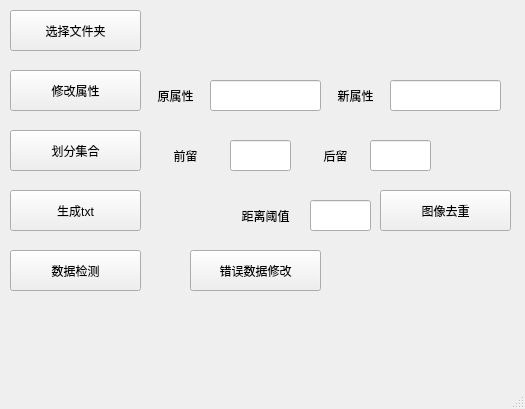
This is data_processing.ui in VerySeriousMan/data_processing as Qt 5 draws it before an edit. The edited form follows.
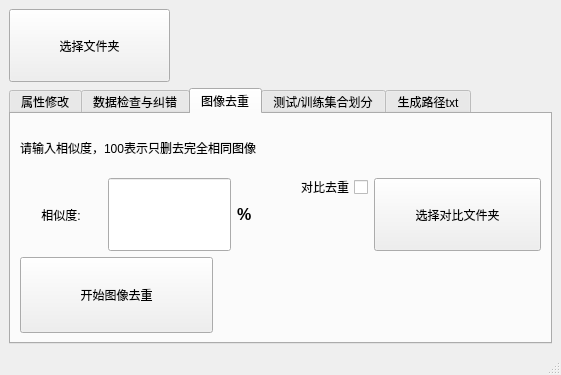
This is the edited form. The open tabs and pages were chosen to show the change.

```diff
--- a/data_processing.ui
+++ b/data_processing.ui
@@ -6,25 +6,24 @@
    <rect>
     <x>0</x>
     <y>0</y>
-    <width>525</width>
-    <height>409</height>
+    <width>561</width>
+    <height>375</height>
    </rect>
   </property>
   <property name="windowTitle">
    <string>MainWindow</string>
   </property>
+  <property name="layoutDirection">
+   <enum>Qt::LeftToRight</enum>
+  </property>
   <widget class="QWidget" name="centralwidget">
+   <layout class="QVBoxLayout" name="verticalLayout_8" stretch="2,7">
+    <item>
+     <layout class="QHBoxLayout" name="horizontalLayout" stretch="3,7">
+      <item>
    <widget class="QPushButton" name="open_dir_button">
-    <property name="geometry">
-     <rect>
-      <x>10</x>
-      <y>10</y>
-      <width>131</width>
-      <height>41</height>
-     </rect>
-    </property>
     <property name="sizePolicy">
-     <sizepolicy hsizetype="Fixed" vsizetype="Fixed">
+         <sizepolicy hsizetype="Expanding" vsizetype="Expanding">
       <horstretch>0</horstretch>
       <verstretch>0</verstretch>
      </sizepolicy>
@@ -33,36 +32,11 @@
      <string>选择文件夹</string>
     </property>
    </widget>
-   <widget class="QPushButton" name="classify_button">
-    <property name="geometry">
-     <rect>
-      <x>10</x>
-      <y>130</y>
-      <width>131</width>
-      <height>41</height>
-     </rect>
-    </property>
-    <property name="sizePolicy">
-     <sizepolicy hsizetype="Fixed" vsizetype="Fixed">
-      <horstretch>0</horstretch>
-      <verstretch>0</verstretch>
-     </sizepolicy>
-    </property>
-    <property name="text">
-     <string>划分集合</string>
-    </property>
-   </widget>
+      </item>
+      <item>
    <widget class="QLabel" name="file_path_lable">
-    <property name="geometry">
-     <rect>
-      <x>150</x>
-      <y>10</y>
-      <width>351</width>
-      <height>61</height>
-     </rect>
-    </property>
     <property name="sizePolicy">
-     <sizepolicy hsizetype="Fixed" vsizetype="Fixed">
+         <sizepolicy hsizetype="Expanding" vsizetype="Expanding">
       <horstretch>0</horstretch>
       <verstretch>0</verstretch>
      </sizepolicy>
@@ -74,310 +48,490 @@
      <bool>true</bool>
     </property>
    </widget>
-   <widget class="QLineEdit" name="front_line">
-    <property name="geometry">
-     <rect>
-      <x>230</x>
-      <y>140</y>
-      <width>61</width>
-      <height>31</height>
-     </rect>
-    </property>
-    <property name="sizePolicy">
-     <sizepolicy hsizetype="Fixed" vsizetype="Fixed">
-      <horstretch>0</horstretch>
-      <verstretch>0</verstretch>
-     </sizepolicy>
-    </property>
-   </widget>
-   <widget class="QLineEdit" name="back_line">
-    <property name="geometry">
-     <rect>
-      <x>370</x>
-      <y>140</y>
-      <width>61</width>
-      <height>31</height>
-     </rect>
-    </property>
-    <property name="sizePolicy">
-     <sizepolicy hsizetype="Fixed" vsizetype="Fixed">
-      <horstretch>0</horstretch>
-      <verstretch>0</verstretch>
-     </sizepolicy>
-    </property>
-   </widget>
+      </item>
+     </layout>
+    </item>
+    <item>
+     <widget class="QTabWidget" name="process_tabWidget">
+      <property name="tabletTracking">
+       <bool>false</bool>
+      </property>
+      <property name="focusPolicy">
+       <enum>Qt::TabFocus</enum>
+      </property>
+      <property name="layoutDirection">
+       <enum>Qt::LeftToRight</enum>
+      </property>
+      <property name="tabPosition">
+       <enum>QTabWidget::North</enum>
+      </property>
+      <property name="tabShape">
+       <enum>QTabWidget::Rounded</enum>
+      </property>
+      <property name="currentIndex">
+       <number>0</number>
+      </property>
+      <property name="usesScrollButtons">
+       <bool>true</bool>
+      </property>
+      <property name="documentMode">
+       <bool>false</bool>
+      </property>
+      <property name="movable">
+       <bool>false</bool>
+      </property>
+      <property name="tabBarAutoHide">
+       <bool>false</bool>
+      </property>
+      <widget class="QWidget" name="attribute_change_tab">
+       <attribute name="title">
+        <string>属性修改</string>
+       </attribute>
+       <layout class="QVBoxLayout" name="verticalLayout" stretch="2,3,3">
+        <item>
    <widget class="QLabel" name="label">
-    <property name="geometry">
-     <rect>
-      <x>150</x>
-      <y>140</y>
-      <width>71</width>
-      <height>31</height>
-     </rect>
-    </property>
-    <property name="sizePolicy">
-     <sizepolicy hsizetype="Fixed" vsizetype="Fixed">
-      <horstretch>0</horstretch>
-      <verstretch>0</verstretch>
-     </sizepolicy>
-    </property>
     <property name="text">
-     <string>前留</string>
-    </property>
-    <property name="alignment">
-     <set>Qt::AlignCenter</set>
-    </property>
-   </widget>
-   <widget class="QLabel" name="label_2">
-    <property name="geometry">
-     <rect>
-      <x>300</x>
-      <y>140</y>
-      <width>71</width>
-      <height>31</height>
-     </rect>
-    </property>
+           <string>请输入需要修改的原属性与修改后的属性，点击开始按钮后批量修改（输入值不能为空）</string>
+          </property>
+         </widget>
+        </item>
+        <item>
+         <layout class="QHBoxLayout" name="horizontalLayout_2" stretch="2,3,2,3">
+          <item>
+           <widget class="QLabel" name="old_setting_label">
     <property name="sizePolicy">
-     <sizepolicy hsizetype="Fixed" vsizetype="Fixed">
+             <sizepolicy hsizetype="Expanding" vsizetype="Expanding">
       <horstretch>0</horstretch>
       <verstretch>0</verstretch>
      </sizepolicy>
     </property>
     <property name="text">
-     <string>后留</string>
+             <string>请输入原属性</string>
     </property>
     <property name="alignment">
      <set>Qt::AlignCenter</set>
     </property>
    </widget>
-   <widget class="QPushButton" name="change_setting_button">
-    <property name="geometry">
-     <rect>
-      <x>10</x>
-      <y>70</y>
-      <width>131</width>
-      <height>41</height>
-     </rect>
-    </property>
-    <property name="sizePolicy">
-     <sizepolicy hsizetype="Fixed" vsizetype="Fixed">
-      <horstretch>0</horstretch>
-      <verstretch>0</verstretch>
-     </sizepolicy>
-    </property>
-    <property name="text">
-     <string>修改属性</string>
-    </property>
-   </widget>
-   <widget class="QLabel" name="label_5">
-    <property name="geometry">
-     <rect>
-      <x>320</x>
-      <y>80</y>
-      <width>71</width>
-      <height>31</height>
-     </rect>
-    </property>
-    <property name="sizePolicy">
-     <sizepolicy hsizetype="Fixed" vsizetype="Fixed">
-      <horstretch>0</horstretch>
-      <verstretch>0</verstretch>
-     </sizepolicy>
-    </property>
-    <property name="text">
-     <string>新属性</string>
-    </property>
-    <property name="alignment">
-     <set>Qt::AlignCenter</set>
-    </property>
-   </widget>
-   <widget class="QLabel" name="label_6">
-    <property name="geometry">
-     <rect>
-      <x>140</x>
-      <y>80</y>
-      <width>71</width>
-      <height>31</height>
-     </rect>
-    </property>
-    <property name="sizePolicy">
-     <sizepolicy hsizetype="Fixed" vsizetype="Fixed">
-      <horstretch>0</horstretch>
-      <verstretch>0</verstretch>
-     </sizepolicy>
-    </property>
-    <property name="text">
-     <string>原属性</string>
-    </property>
-    <property name="alignment">
-     <set>Qt::AlignCenter</set>
-    </property>
-   </widget>
+          </item>
+          <item>
    <widget class="QLineEdit" name="old_setting_line">
-    <property name="geometry">
-     <rect>
-      <x>210</x>
-      <y>80</y>
-      <width>111</width>
-      <height>31</height>
-     </rect>
-    </property>
+            <property name="sizePolicy">
+             <sizepolicy hsizetype="Expanding" vsizetype="Expanding">
+              <horstretch>0</horstretch>
+              <verstretch>0</verstretch>
+             </sizepolicy>
+            </property>
+           </widget>
+          </item>
+          <item>
+           <widget class="QLabel" name="new_settings_label">
     <property name="sizePolicy">
-     <sizepolicy hsizetype="Fixed" vsizetype="Fixed">
+             <sizepolicy hsizetype="Expanding" vsizetype="Expanding">
       <horstretch>0</horstretch>
       <verstretch>0</verstretch>
      </sizepolicy>
     </property>
-   </widget>
+            <property name="text">
+             <string>请输入新属性</string>
+            </property>
+            <property name="alignment">
+             <set>Qt::AlignCenter</set>
+            </property>
+           </widget>
+          </item>
+          <item>
    <widget class="QLineEdit" name="new_setting_line">
-    <property name="geometry">
-     <rect>
-      <x>390</x>
-      <y>80</y>
-      <width>111</width>
-      <height>31</height>
-     </rect>
-    </property>
     <property name="sizePolicy">
-     <sizepolicy hsizetype="Fixed" vsizetype="Fixed">
+             <sizepolicy hsizetype="Expanding" vsizetype="Expanding">
       <horstretch>0</horstretch>
       <verstretch>0</verstretch>
      </sizepolicy>
     </property>
    </widget>
-   <widget class="QPushButton" name="creat_txt_button">
-    <property name="geometry">
-     <rect>
-      <x>10</x>
-      <y>190</y>
-      <width>131</width>
-      <height>41</height>
-     </rect>
-    </property>
+          </item>
+         </layout>
+        </item>
+        <item>
+         <layout class="QHBoxLayout" name="horizontalLayout_3" stretch="3,5">
+          <item>
+           <widget class="QPushButton" name="change_setting_button">
     <property name="sizePolicy">
-     <sizepolicy hsizetype="Fixed" vsizetype="Fixed">
+             <sizepolicy hsizetype="Expanding" vsizetype="Expanding">
       <horstretch>0</horstretch>
       <verstretch>0</verstretch>
      </sizepolicy>
     </property>
     <property name="text">
-     <string>生成txt</string>
-    </property>
-   </widget>
-   <widget class="QLabel" name="info_label">
-    <property name="geometry">
-     <rect>
-      <x>10</x>
-      <y>310</y>
-      <width>501</width>
-      <height>41</height>
-     </rect>
-    </property>
+             <string>开始修改</string>
+            </property>
+           </widget>
+          </item>
+          <item>
+           <widget class="QLabel" name="attribute_change_info_label">
+            <property name="text">
+             <string/>
+            </property>
+           </widget>
+          </item>
+         </layout>
+        </item>
+       </layout>
+      </widget>
+      <widget class="QWidget" name="wrong_data_porcess_tab">
+       <attribute name="title">
+        <string>数据检查与纠错</string>
+       </attribute>
+       <layout class="QVBoxLayout" name="verticalLayout_6" stretch="2,3,3">
+        <item>
+         <widget class="QLabel" name="label_4">
+          <property name="text">
+           <string>点击数据检查按钮会检查是否存在格式错误数据，可点击错误数据处理进行修改</string>
+          </property>
+         </widget>
+        </item>
+        <item>
+         <layout class="QHBoxLayout" name="horizontalLayout_11" stretch="3,5">
+          <item>
+           <widget class="QPushButton" name="data_check_button">
     <property name="sizePolicy">
-     <sizepolicy hsizetype="Fixed" vsizetype="Fixed">
+             <sizepolicy hsizetype="Expanding" vsizetype="Expanding">
       <horstretch>0</horstretch>
       <verstretch>0</verstretch>
      </sizepolicy>
     </property>
     <property name="text">
-     <string/>
-    </property>
-   </widget>
-   <widget class="QPushButton" name="pic_dedup_button">
-    <property name="geometry">
-     <rect>
-      <x>380</x>
-      <y>190</y>
-      <width>131</width>
-      <height>41</height>
-     </rect>
-    </property>
+             <string>开始数据检查</string>
+            </property>
+           </widget>
+          </item>
+          <item>
+           <spacer name="horizontalSpacer">
+            <property name="orientation">
+             <enum>Qt::Horizontal</enum>
+            </property>
+            <property name="sizeHint" stdset="0">
+             <size>
+              <width>40</width>
+              <height>20</height>
+             </size>
+            </property>
+           </spacer>
+          </item>
+         </layout>
+        </item>
+        <item>
+         <layout class="QHBoxLayout" name="horizontalLayout_10" stretch="3,5">
+          <item>
+           <widget class="QPushButton" name="change_wrong_attribute_button">
     <property name="sizePolicy">
-     <sizepolicy hsizetype="Fixed" vsizetype="Fixed">
+             <sizepolicy hsizetype="Expanding" vsizetype="Expanding">
       <horstretch>0</horstretch>
       <verstretch>0</verstretch>
      </sizepolicy>
     </property>
     <property name="text">
+             <string>错误数据处理</string>
+            </property>
+           </widget>
+          </item>
+          <item>
+           <widget class="QLabel" name="wrong_data_processing_info_label">
+            <property name="text">
+             <string/>
+            </property>
+           </widget>
+          </item>
+         </layout>
+        </item>
+       </layout>
+      </widget>
+      <widget class="QWidget" name="dedup_tab">
+       <attribute name="title">
      <string>图像去重</string>
-    </property>
-   </widget>
+       </attribute>
+       <layout class="QVBoxLayout" name="verticalLayout_4" stretch="5,3">
+        <item>
+         <layout class="QHBoxLayout" name="horizontalLayout_6" stretch="1,1">
+          <item>
+           <layout class="QVBoxLayout" name="verticalLayout_3" stretch="2,3">
+            <item>
+             <widget class="QLabel" name="label_2">
+              <property name="text">
+               <string>请输入相似度，100表示只删去完全相同图像</string>
+              </property>
+             </widget>
+            </item>
+            <item>
+             <layout class="QHBoxLayout" name="horizontalLayout_5" stretch="2,3,1">
+              <item>
    <widget class="QLabel" name="distance_label">
-    <property name="geometry">
-     <rect>
-      <x>230</x>
-      <y>200</y>
-      <width>71</width>
-      <height>31</height>
-     </rect>
-    </property>
     <property name="sizePolicy">
-     <sizepolicy hsizetype="Fixed" vsizetype="Fixed">
+                 <sizepolicy hsizetype="Expanding" vsizetype="Expanding">
       <horstretch>0</horstretch>
       <verstretch>0</verstretch>
      </sizepolicy>
     </property>
     <property name="text">
-     <string>距离阈值</string>
+                 <string>相似度:</string>
     </property>
     <property name="alignment">
      <set>Qt::AlignCenter</set>
     </property>
    </widget>
+              </item>
+              <item>
    <widget class="QLineEdit" name="distance_line">
-    <property name="geometry">
-     <rect>
-      <x>310</x>
-      <y>200</y>
-      <width>61</width>
-      <height>31</height>
-     </rect>
-    </property>
+                <property name="sizePolicy">
+                 <sizepolicy hsizetype="Expanding" vsizetype="Expanding">
+                  <horstretch>0</horstretch>
+                  <verstretch>0</verstretch>
+                 </sizepolicy>
+                </property>
+               </widget>
+              </item>
+              <item>
+               <widget class="QLabel" name="percent_label">
     <property name="sizePolicy">
-     <sizepolicy hsizetype="Fixed" vsizetype="Fixed">
+                 <sizepolicy hsizetype="Expanding" vsizetype="Expanding">
       <horstretch>0</horstretch>
       <verstretch>0</verstretch>
      </sizepolicy>
     </property>
-   </widget>
-   <widget class="QPushButton" name="change_wrong_attribute_button">
-    <property name="geometry">
-     <rect>
-      <x>190</x>
-      <y>250</y>
-      <width>131</width>
-      <height>41</height>
-     </rect>
-    </property>
+                <property name="font">
+                 <font>
+                  <pointsize>12</pointsize>
+                  <weight>75</weight>
+                  <bold>true</bold>
+                 </font>
+                </property>
+                <property name="text">
+                 <string>%</string>
+                </property>
+                <property name="alignment">
+                 <set>Qt::AlignLeading|Qt::AlignLeft|Qt::AlignVCenter</set>
+                </property>
+               </widget>
+              </item>
+             </layout>
+            </item>
+           </layout>
+          </item>
+          <item>
+           <layout class="QHBoxLayout" name="horizontalLayout_4" stretch="1,2">
+            <item>
+             <widget class="QCheckBox" name="compare_checkBox">
+              <property name="sizePolicy">
+               <sizepolicy hsizetype="Expanding" vsizetype="Expanding">
+                <horstretch>0</horstretch>
+                <verstretch>0</verstretch>
+               </sizepolicy>
+              </property>
+              <property name="layoutDirection">
+               <enum>Qt::RightToLeft</enum>
+              </property>
+              <property name="autoFillBackground">
+               <bool>false</bool>
+              </property>
+              <property name="text">
+               <string>对比去重</string>
+              </property>
+              <property name="iconSize">
+               <size>
+                <width>16</width>
+                <height>21</height>
+               </size>
+              </property>
+             </widget>
+            </item>
+            <item>
+             <layout class="QVBoxLayout" name="verticalLayout_2" stretch="2,3">
+              <item>
+               <widget class="QLabel" name="open_compare_dir_info_label">
+                <property name="text">
+                 <string/>
+                </property>
+               </widget>
+              </item>
+              <item>
+               <widget class="QPushButton" name="open_compare_dir_button">
     <property name="sizePolicy">
-     <sizepolicy hsizetype="Fixed" vsizetype="Fixed">
+                 <sizepolicy hsizetype="Expanding" vsizetype="Expanding">
       <horstretch>0</horstretch>
       <verstretch>0</verstretch>
      </sizepolicy>
     </property>
     <property name="text">
-     <string>错误数据修改</string>
-    </property>
-   </widget>
-   <widget class="QPushButton" name="data_check_button">
-    <property name="geometry">
-     <rect>
-      <x>10</x>
-      <y>250</y>
-      <width>131</width>
-      <height>41</height>
-     </rect>
-    </property>
+                 <string>选择对比文件夹</string>
+                </property>
+               </widget>
+              </item>
+             </layout>
+            </item>
+           </layout>
+          </item>
+         </layout>
+        </item>
+        <item>
+         <layout class="QHBoxLayout" name="horizontalLayout_7" stretch="3,5">
+          <item>
+           <widget class="QPushButton" name="pic_dedup_button">
+            <property name="sizePolicy">
+             <sizepolicy hsizetype="Expanding" vsizetype="Expanding">
+              <horstretch>0</horstretch>
+              <verstretch>0</verstretch>
+             </sizepolicy>
+            </property>
+            <property name="text">
+             <string>开始图像去重</string>
+            </property>
+           </widget>
+          </item>
+          <item>
+           <widget class="QLabel" name="dedup_info_label">
+            <property name="text">
+             <string/>
+            </property>
+           </widget>
+          </item>
+         </layout>
+        </item>
+       </layout>
+      </widget>
+      <widget class="QWidget" name="data_classify_tab">
+       <attribute name="title">
+        <string>测试/训练集合划分</string>
+       </attribute>
+       <layout class="QVBoxLayout" name="verticalLayout_5" stretch="2,3,3">
+        <item>
+         <widget class="QLabel" name="label_3">
+          <property name="text">
+           <string>请输入ID字段前后多余的字符数量（如dwc123456hl，前3后2），输入值为空等于输入0</string>
+          </property>
+         </widget>
+        </item>
+        <item>
+         <layout class="QHBoxLayout" name="horizontalLayout_8" stretch="4,3,4,3">
+          <item>
+           <widget class="QLabel" name="front_label">
     <property name="sizePolicy">
-     <sizepolicy hsizetype="Fixed" vsizetype="Fixed">
+             <sizepolicy hsizetype="Expanding" vsizetype="Expanding">
       <horstretch>0</horstretch>
       <verstretch>0</verstretch>
      </sizepolicy>
     </property>
     <property name="text">
-     <string>数据检测</string>
-    </property>
-   </widget>
+             <string>ID前多余字符数量</string>
+            </property>
+            <property name="alignment">
+             <set>Qt::AlignCenter</set>
+            </property>
+           </widget>
+          </item>
+          <item>
+           <widget class="QLineEdit" name="front_line">
+            <property name="sizePolicy">
+             <sizepolicy hsizetype="Expanding" vsizetype="Expanding">
+              <horstretch>0</horstretch>
+              <verstretch>0</verstretch>
+             </sizepolicy>
+            </property>
+           </widget>
+          </item>
+          <item>
+           <widget class="QLabel" name="back_label">
+            <property name="sizePolicy">
+             <sizepolicy hsizetype="Expanding" vsizetype="Expanding">
+              <horstretch>0</horstretch>
+              <verstretch>0</verstretch>
+             </sizepolicy>
+            </property>
+            <property name="text">
+             <string>ID后多余字符数量</string>
+            </property>
+            <property name="alignment">
+             <set>Qt::AlignCenter</set>
+            </property>
+           </widget>
+          </item>
+          <item>
+           <widget class="QLineEdit" name="back_line">
+            <property name="sizePolicy">
+             <sizepolicy hsizetype="Expanding" vsizetype="Expanding">
+              <horstretch>0</horstretch>
+              <verstretch>0</verstretch>
+             </sizepolicy>
+            </property>
+           </widget>
+          </item>
+         </layout>
+        </item>
+        <item>
+         <layout class="QHBoxLayout" name="horizontalLayout_9" stretch="3,5">
+          <item>
+           <widget class="QPushButton" name="classify_button">
+            <property name="sizePolicy">
+             <sizepolicy hsizetype="Expanding" vsizetype="Expanding">
+              <horstretch>0</horstretch>
+              <verstretch>0</verstretch>
+             </sizepolicy>
+            </property>
+            <property name="text">
+             <string>开始划分集合</string>
+            </property>
+           </widget>
+          </item>
+          <item>
+           <widget class="QLabel" name="data_classify_info_label">
+            <property name="text">
+             <string/>
+            </property>
+           </widget>
+          </item>
+         </layout>
+        </item>
+       </layout>
+      </widget>
+      <widget class="QWidget" name="create_count_tab">
+       <attribute name="title">
+        <string>生成路径txt</string>
+       </attribute>
+       <layout class="QVBoxLayout" name="verticalLayout_7" stretch="5,3">
+        <item>
+         <widget class="QLabel" name="label_5">
+          <property name="text">
+           <string>点击开始生成按钮，可导出当前文件夹下所有文件地址于txt中</string>
+          </property>
+         </widget>
+        </item>
+        <item>
+         <layout class="QHBoxLayout" name="horizontalLayout_12" stretch="3,5">
+          <item>
+           <widget class="QPushButton" name="create_txt_button">
+            <property name="sizePolicy">
+             <sizepolicy hsizetype="Expanding" vsizetype="Expanding">
+              <horstretch>0</horstretch>
+              <verstretch>0</verstretch>
+             </sizepolicy>
+            </property>
+            <property name="text">
+             <string>开始生成txt</string>
+            </property>
+           </widget>
+          </item>
+          <item>
+           <widget class="QLabel" name="create_count_info_label">
+            <property name="text">
+             <string/>
+            </property>
+           </widget>
+          </item>
+         </layout>
+        </item>
+       </layout>
+      </widget>
+     </widget>
+    </item>
+   </layout>
   </widget>
   <widget class="QStatusBar" name="statusbar"/>
   <widget class="QMenuBar" name="menubar">
```
Left out of the diff: 5 changed lines with no effect on the pictures. Lines whose indentation alone changed are shown as unchanged.
